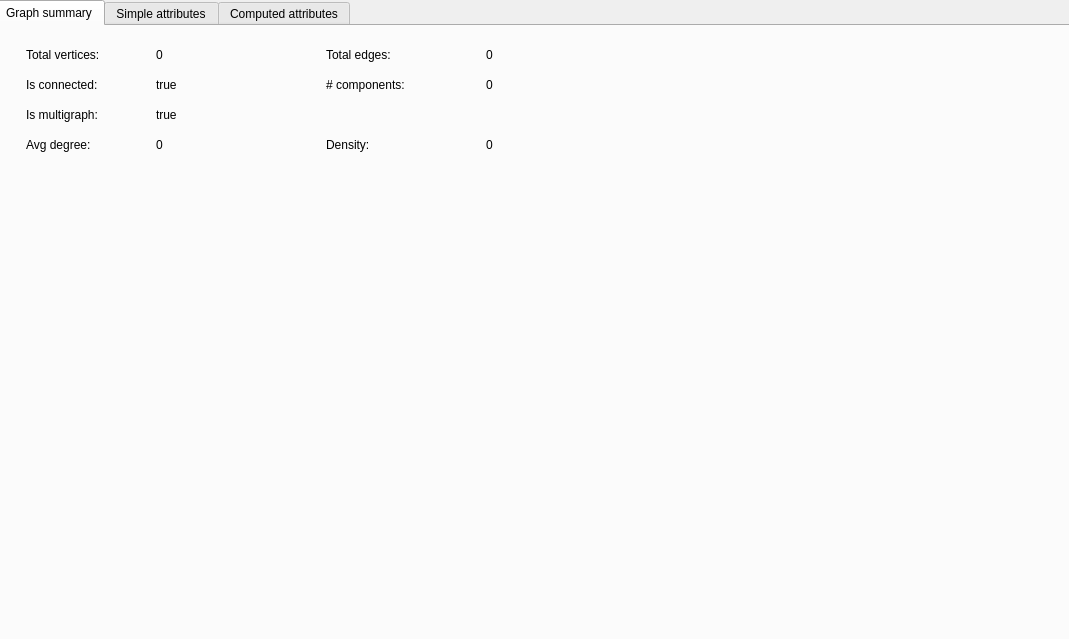
Old version of the form resource/gui/StatDialog.ui in the repository dthung1602/NetworkVisualization.
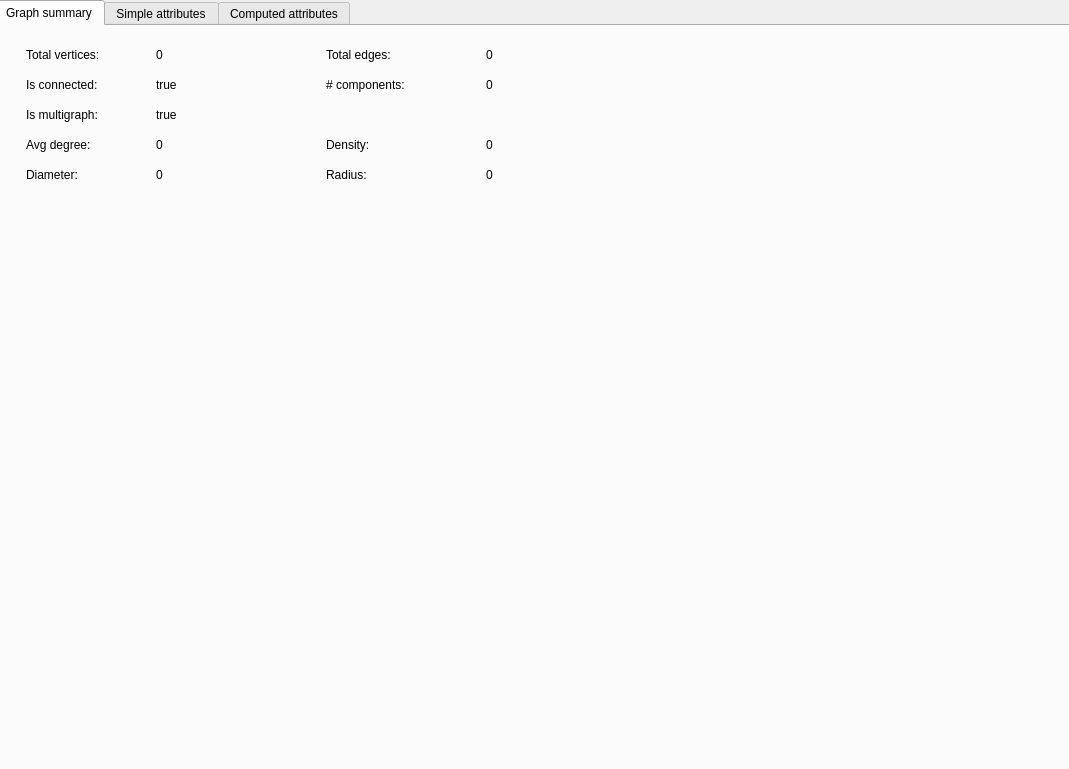
New version of the form. Icons and pictures are not drawn.

Patch:
```diff
--- a/resource/gui/StatDialog.ui
+++ b/resource/gui/StatDialog.ui
@@ -7,7 +7,7 @@
     <x>0</x>
     <y>0</y>
     <width>1069</width>
-    <height>639</height>
+    <height>769</height>
    </rect>
   </property>
   <property name="windowTitle">
@@ -19,7 +19,7 @@
      <x>-6</x>
      <y>0</y>
      <width>1081</width>
-     <height>641</height>
+     <height>771</height>
     </rect>
    </property>
    <property name="currentIndex">
@@ -211,6 +211,58 @@
       <string># components:</string>
      </property>
     </widget>
+    <widget class="QLabel" name="diameter">
+     <property name="geometry">
+      <rect>
+       <x>160</x>
+       <y>140</y>
+       <width>91</width>
+       <height>17</height>
+      </rect>
+     </property>
+     <property name="text">
+      <string>0</string>
+     </property>
+    </widget>
+    <widget class="QLabel" name="label_16">
+     <property name="geometry">
+      <rect>
+       <x>30</x>
+       <y>140</y>
+       <width>101</width>
+       <height>17</height>
+      </rect>
+     </property>
+     <property name="text">
+      <string>Diameter:</string>
+     </property>
+    </widget>
+    <widget class="QLabel" name="label_17">
+     <property name="geometry">
+      <rect>
+       <x>330</x>
+       <y>140</y>
+       <width>91</width>
+       <height>17</height>
+      </rect>
+     </property>
+     <property name="text">
+      <string>Radius:</string>
+     </property>
+    </widget>
+    <widget class="QLabel" name="radius">
+     <property name="geometry">
+      <rect>
+       <x>490</x>
+       <y>140</y>
+       <width>91</width>
+       <height>17</height>
+      </rect>
+     </property>
+     <property name="text">
+      <string>0</string>
+     </property>
+    </widget>
    </widget>
    <widget class="QWidget" name="simpleAttrTab">
     <attribute name="title">
```
Left out of the diff: 4 changed lines with no effect on the pictures.
